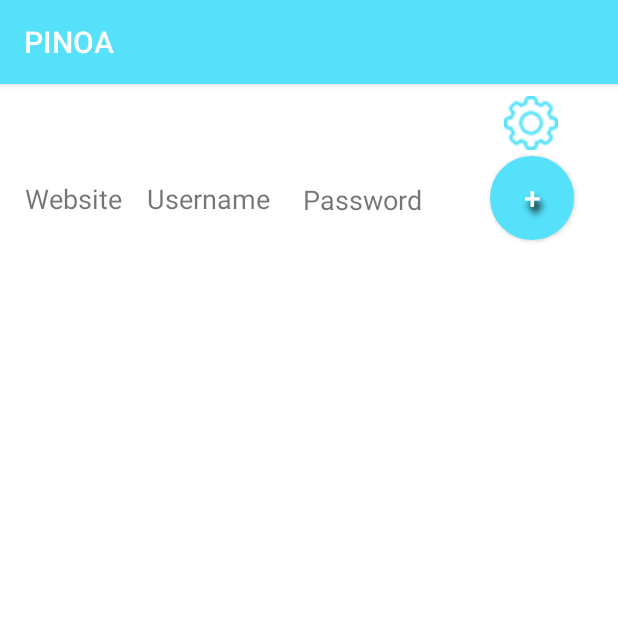
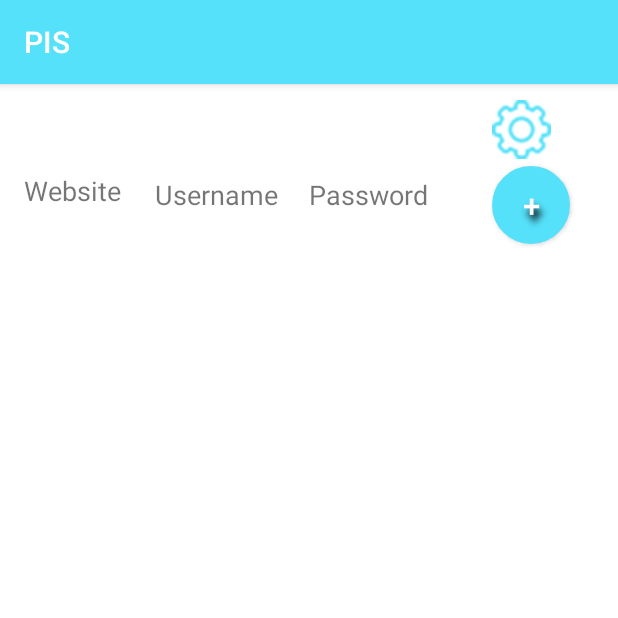
Before and after one commit to alexhr05/PersonalI-Information-app, an Android app: the StorageInfo screen opened directly, with no data from a screen before it, on a phone screen of 412 x 824 dp, the top half of it. Run offline under Robolectric (Android 15) with nearby library versions, the phone set to English and light mode, and no system bars; our stand-ins replace sdp/ssp sizes.

Commit message:
Working with constraints in layout for responsive design

```diff
--- a/app/src/main/java/com/example/personalinformationapp/EncryptionUtils.java
+++ b/app/src/main/java/com/example/personalinformationapp/EncryptionUtils.java
@@ -11,7 +11,7 @@ import javax.crypto.SecretKeyFactory;
 import javax.crypto.spec.PBEKeySpec;
 import javax.crypto.spec.SecretKeySpec;
 
-public class EncryptionUtils {
+public class   EncryptionUtils {
 
     private static final String SECRET_KEY_ALGORITHM = "PBKDF2WithHmacSHA1";
     private static final String ENCRYPTION_ALGORITHM = "AES/ECB/PKCS5Padding";
--- a/app/src/main/java/com/example/personalinformationapp/MainActivity.java
+++ b/app/src/main/java/com/example/personalinformationapp/MainActivity.java
@@ -42,7 +42,8 @@ public class MainActivity extends AppCompatActivity {
     String decryptedPin;
     SecondAuthentication obj;
 
-    // PINOA - Pesonal Information Numbers Of Alex
+    // PIS - Pesonal Information Stuff
+
     @Override
     protected void onCreate(Bundle savedInstanceState) {
         super.onCreate(savedInstanceState);
--- a/app/src/main/res/layout/saved_information.xml
+++ b/app/src/main/res/layout/saved_information.xml
@@ -2,21 +2,19 @@
 <androidx.constraintlayout.widget.ConstraintLayout xmlns:android="http://schemas.android.com/apk/res/android"
     xmlns:app="http://schemas.android.com/apk/res-auto"
     xmlns:tools="http://schemas.android.com/tools"
+    android:id="@+id/layoutForStorageInfo"
     android:layout_width="match_parent"
-    android:id="@+id/layoutForStorageInfo"
     android:layout_height="match_parent">
 
 
     <Button
         android:id="@+id/btnAddNewInformation"
-        android:layout_width="@dimen/_43sdp"
-        android:layout_height="@dimen/_43ssp"
+        android:layout_width="@dimen/_40sdp"
+        android:layout_height="@dimen/_40sdp"
         android:layout_alignParentStart="true"
         android:layout_alignParentTop="true"
         android:layout_centerInParent="true"
-        android:layout_marginTop="32dp"
         android:layout_marginEnd="4dp"
-        android:layout_marginBottom="8dp"
         android:background="@drawable/buttonshape"
         android:shadowColor="#000000"
         android:shadowDx="3"
@@ -24,18 +22,18 @@
         android:shadowRadius="6"
         android:text="+"
         android:textColor="#FFFFFF"
-        android:textSize="20sp"
-        app:layout_constraintBottom_toTopOf="@+id/item_view"
+        android:textSize="@dimen/_16sdp"
+        app:layout_constraintBottom_toTopOf="@+id/horizontalLine"
         app:layout_constraintEnd_toEndOf="parent"
-        app:layout_constraintHorizontal_bias="0.621"
+        app:layout_constraintHorizontal_bias="0.525"
         app:layout_constraintStart_toEndOf="@+id/txtPasswordTitle"
-        app:layout_constraintTop_toTopOf="parent"
-        app:layout_constraintVertical_bias="0.368" />
+        app:layout_constraintTop_toTopOf="@+id/horizontalLine1"
+        app:layout_constraintVertical_bias="0.849" />
 
     <Button
         android:id="@+id/btnSettings"
-        android:layout_width="36dp"
-        android:layout_height="36dp"
+        android:layout_width="@dimen/_30ssp"
+        android:layout_height="@dimen/_30sdp"
         android:layout_alignParentStart="true"
         android:layout_alignParentTop="true"
         android:layout_centerInParent="true"
@@ -50,71 +48,85 @@
         android:textSize="15sp"
         app:layout_constraintBottom_toTopOf="@+id/btnAddNewInformation"
         app:layout_constraintEnd_toEndOf="parent"
-        app:layout_constraintHorizontal_bias="0.675"
+        app:layout_constraintHorizontal_bias="0.516"
         app:layout_constraintStart_toEndOf="@+id/txtPasswordTitle"
-        app:layout_constraintTop_toTopOf="parent"
-        app:layout_constraintVertical_bias="1.0" />
+        app:layout_constraintTop_toTopOf="@+id/horizontalLine1"
+        app:layout_constraintVertical_bias="0.882" />
 
     <TextView
         android:id="@+id/txtWebsiteTitle"
-        android:layout_width="wrap_content"
-        android:layout_height="wrap_content"
+        android:layout_width="@dimen/_52sdp"
+        android:layout_height="@dimen/_20sdp"
         android:layout_alignParentStart="true"
         android:layout_alignParentTop="true"
         android:layout_centerInParent="true"
-        android:layout_marginTop="52dp"
         android:text="Website"
-        android:textSize="18dp"
-        app:layout_constraintBottom_toTopOf="@+id/item_view"
+        android:textSize="@dimen/_14sdp"
+        app:layout_constraintBottom_toTopOf="@+id/horizontalLine"
         app:layout_constraintEnd_toEndOf="parent"
-        app:layout_constraintHorizontal_bias="0.048"
+        app:layout_constraintHorizontal_bias="0.046"
         app:layout_constraintStart_toStartOf="parent"
         app:layout_constraintTop_toTopOf="parent"
-        app:layout_constraintVertical_bias="0.19" />
+        app:layout_constraintVertical_bias="0.656" />
 
     <TextView
         android:id="@+id/txtUserNameTitle"
-        android:layout_width="wrap_content"
-        android:layout_height="wrap_content"
+        android:layout_width="@dimen/_68sdp"
+        android:layout_height="@dimen/_20sdp"
         android:layout_alignParentStart="true"
         android:layout_alignParentTop="true"
         android:layout_centerInParent="true"
         android:layout_marginStart="8dp"
-        android:layout_marginTop="64dp"
         android:text="Username"
-        android:textSize="18dp"
+        android:textSize="@dimen/_14sdp"
+        app:layout_constraintBottom_toTopOf="@+id/horizontalLine"
         app:layout_constraintEnd_toEndOf="parent"
-        app:layout_constraintHorizontal_bias="0.036"
+        app:layout_constraintHorizontal_bias="0.051"
         app:layout_constraintStart_toEndOf="@+id/txtWebsiteTitle"
-        app:layout_constraintTop_toTopOf="parent" />
+        app:layout_constraintTop_toTopOf="@+id/horizontalLine1"
+        app:layout_constraintVertical_bias="0.654" />
 
     <TextView
         android:id="@+id/txtPasswordTitle"
-        android:layout_width="84dp"
-        android:layout_height="23dp"
+        android:layout_width="@dimen/_70sdp"
+        android:layout_height="@dimen/_20sdp"
         android:layout_alignParentStart="true"
         android:layout_alignParentTop="true"
         android:layout_centerInParent="true"
-        android:layout_marginTop="52dp"
         android:text="Password"
-        android:textSize="18dp"
-        app:layout_constraintBottom_toTopOf="@+id/item_view"
+        android:textSize="@dimen/_14sdp"
+        app:layout_constraintBottom_toTopOf="@+id/horizontalLine"
         app:layout_constraintEnd_toEndOf="parent"
-        app:layout_constraintHorizontal_bias="0.149"
+        app:layout_constraintHorizontal_bias="0.108"
         app:layout_constraintStart_toEndOf="@+id/txtUserNameTitle"
-        app:layout_constraintTop_toTopOf="parent"
-        app:layout_constraintVertical_bias="0.2" />
+        app:layout_constraintTop_toTopOf="@+id/horizontalLine1"
+        app:layout_constraintVertical_bias="0.654" />
 
     <androidx.recyclerview.widget.RecyclerView
         android:id="@+id/item_view"
         android:layout_width="0dp"
         android:layout_height="wrap_content"
+
         android:layout_marginEnd="4dp"
         app:layout_constraintBottom_toBottomOf="parent"
         app:layout_constraintEnd_toEndOf="parent"
         app:layout_constraintHorizontal_bias="1.0"
         app:layout_constraintStart_toStartOf="parent"
-        app:layout_constraintTop_toBottomOf="@+id/txtUserNameTitle"
-        app:layout_constraintVertical_bias="0.075" />
+        app:layout_constraintTop_toTopOf="@+id/horizontalLine"
+        app:layout_constraintVertical_bias="0.0" />
+
+    <androidx.constraintlayout.widget.Guideline
+        android:id="@+id/horizontalLine1"
+        android:layout_width="wrap_content"
+        android:layout_height="wrap_content"
+        android:orientation="horizontal"
+        app:layout_constraintGuide_percent="0.01" />
+
+    <androidx.constraintlayout.widget.Guideline
+        android:id="@+id/horizontalLine"
+        android:layout_width="wrap_content"
+        android:layout_height="wrap_content"
+        android:orientation="horizontal"
+        app:layout_constraintGuide_percent="0.15" />
 
 </androidx.constraintlayout.widget.ConstraintLayout>
--- a/app/src/main/res/values/strings.xml
+++ b/app/src/main/res/values/strings.xml
@@ -1,3 +1,3 @@
 <resources>
-    <string name="app_name">PINOA</string>
+    <string name="app_name">PIS</string>
 </resources>
```
Also changed, not shown: app/src/main/java/com/example/personalinformationapp/AppUtils.java (deleted, +0 -18 lines), app/src/main/res/layout/activity_main.xml (+4 -3 lines), app/src/main/res/layout/information_view.xml (+38 -17 lines).
